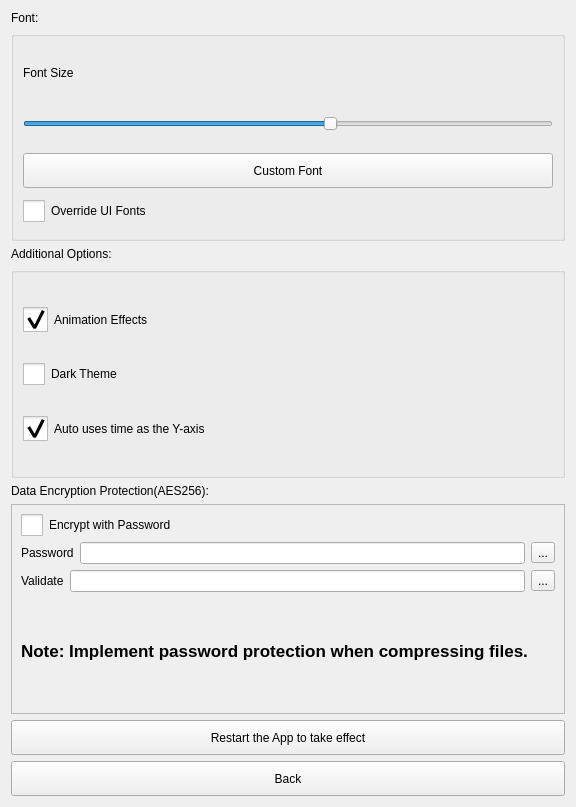
This is src/Preferences.ui in ic005k/Knot-Legacy as Qt 5 draws it before an edit. The edited form follows.
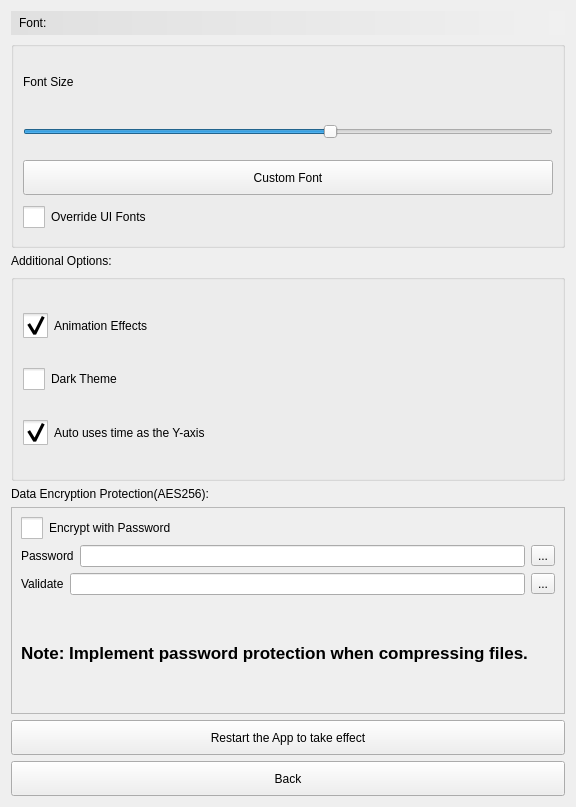
This is the edited form. Icons and pictures are not drawn.

The edit to the form file:
```diff
--- a/src/Preferences.ui
+++ b/src/Preferences.ui
@@ -22,6 +22,13 @@
        <verstretch>0</verstretch>
       </sizepolicy>
      </property>
+     <property name="styleSheet">
+      <string notr="true">QLabel {
+    background: qlineargradient(x1:0, y1:0, x2:1, y2:0, stop:0 #e0e0e0, stop:1 #f0f0f0);
+    color: black;
+    padding: 5px;
+}</string>
+     </property>
      <property name="text">
       <string>Font:</string>
      </property>
@@ -136,6 +143,9 @@
        <verstretch>0</verstretch>
       </sizepolicy>
      </property>
+     <property name="styleSheet">
+      <string notr="true"/>
+     </property>
      <property name="text">
       <string>Additional Options:</string>
      </property>
```
Left out of the diff: 6 changed lines with no effect on the pictures.
